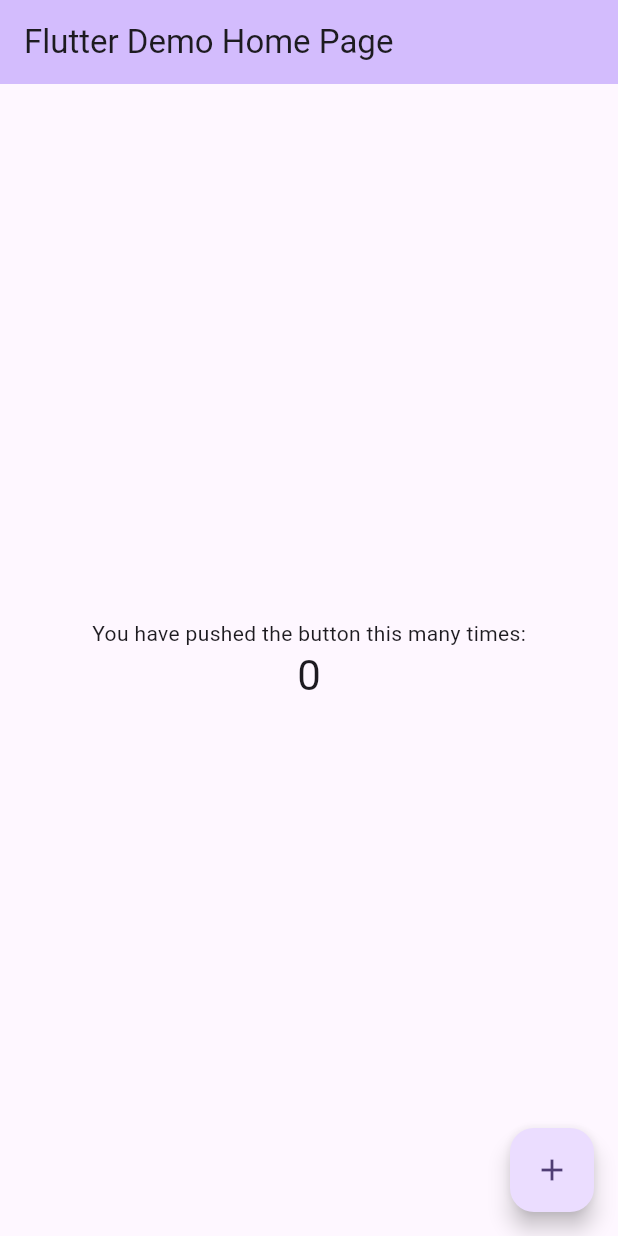
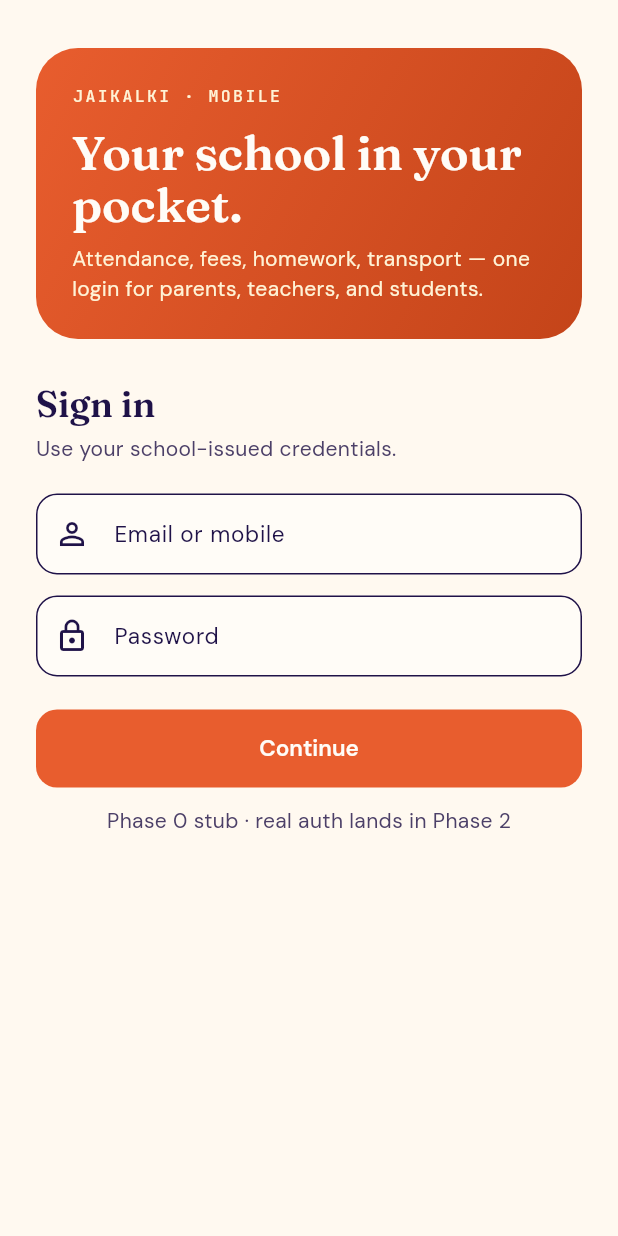
Before and after one commit to jaikalkitechnology/school_erp, a Flutter app: the screen it shows after launch, on a phone screen of 412 x 824 dp. Run offline on Flutter 3.47's test engine with Material 3 defaults, Android fonts, the phone set to English and light mode, and no system bars; our stand-ins replace dio, get_it, go_router, google_fonts.

Commit message:
Phase 0: Flutter app + repo-wide finish (Tasks 0.9, 0.11)
Flutter (school_erp_mobile/jaikalki):
- pubspec rewritten with Phase 0 deps: flutter_bloc, get_it, go_router, dio,
  hive, google_fonts, intl, fl_chart, pdf, geolocator, qr_flutter,
  mobile_scanner, image_picker, etc. (firebase + razorpay deferred)
- src/theme/brand.dart: ThemeData mirroring the design mockup (saffron primary,
  teal/marigold accents, indigo text on warm-white surface)
- src/api/api_client.dart: Dio singleton with health() helper
- src/core/service_locator.dart: get_it container
- src/routing/router.dart: go_router with /login, /dashboard
- src/features/auth/login_page.dart: Phase 0 login stub matching brand
- src/features/dashboard/dashboard_page.dart: KPI cards + live /v1/health probe
- src/models/user_role.dart: 13-role enum used downstream by Phase 2
- widget test boots the app and asserts the login screen renders

Repo-wide:
- Top-level .gitignore exception so school_erp_backend/uploads/.gitkeep is
  tracked (the directory itself stays present, tenant content stays ignored)
- PHASE_PROGRESS.md tracking the 23-phase plan with Phase 0 ticked off

https://claude.ai/code/session_01YDu3DjfxwXUbUkj9cj87Jq

```diff
--- a/school_erp_mobile/jaikalki/lib/main.dart
+++ b/school_erp_mobile/jaikalki/lib/main.dart
@@ -1,122 +1,10 @@
 import 'package:flutter/material.dart';
 
+import 'src/app.dart';
+import 'src/core/service_locator.dart';
+
 void main() {
-  runApp(const MyApp());
+  WidgetsFlutterBinding.ensureInitialized();
+  registerDependencies();
+  runApp(const JaikalkiApp());
 }
-
-class MyApp extends StatelessWidget {
-  const MyApp({super.key});
-
-  // This widget is the root of your application.
-  @override
-  Widget build(BuildContext context) {
-    return MaterialApp(
-      title: 'Flutter Demo',
-      theme: ThemeData(
-        // This is the theme of your application.
-        //
-        // TRY THIS: Try running your application with "flutter run". You'll see
-        // the application has a purple toolbar. Then, without quitting the app,
-        // try changing the seedColor in the colorScheme below to Colors.green
-        // and then invoke "hot reload" (save your changes or press the "hot
-        // reload" button in a Flutter-supported IDE, or press "r" if you used
-        // the command line to start the app).
-        //
-        // Notice that the counter didn't reset back to zero; the application
-        // state is not lost during the reload. To reset the state, use hot
-        // restart instead.
-        //
-        // This works for code too, not just values: Most code changes can be
-        // tested with just a hot reload.
-        colorScheme: .fromSeed(seedColor: Colors.deepPurple),
-      ),
-      home: const MyHomePage(title: 'Flutter Demo Home Page'),
-    );
-  }
-}
-
-class MyHomePage extends StatefulWidget {
-  const MyHomePage({super.key, required this.title});
-
-  // This widget is the home page of your application. It is stateful, meaning
-  // that it has a State object (defined below) that contains fields that affect
-  // how it looks.
-
-  // This class is the configuration for the state. It holds the values (in this
-  // case the title) provided by the parent (in this case the App widget) and
-  // used by the build method of the State. Fields in a Widget subclass are
-  // always marked "final".
-
-  final String title;
-
-  @override
-  State<MyHomePage> createState() => _MyHomePageState();
-}
-
-class _MyHomePageState extends State<MyHomePage> {
-  int _counter = 0;
-
-  void _incrementCounter() {
-    setState(() {
-      // This call to setState tells the Flutter framework that something has
-      // changed in this State, which causes it to rerun the build method below
-      // so that the display can reflect the updated values. If we changed
-      // _counter without calling setState(), then the build method would not be
-      // called again, and so nothing would appear to happen.
-      _counter++;
-    });
-  }
-
-  @override
-  Widget build(BuildContext context) {
-    // This method is rerun every time setState is called, for instance as done
-    // by the _incrementCounter method above.
-    //
-    // The Flutter framework has been optimized to make rerunning build methods
-    // fast, so that you can just rebuild anything that needs updating rather
-    // than having to individually change instances of widgets.
-    return Scaffold(
-      appBar: AppBar(
-        // TRY THIS: Try changing the color here to a specific color (to
-        // Colors.amber, perhaps?) and trigger a hot reload to see the AppBar
-        // change color while the other colors stay the same.
-        backgroundColor: Theme.of(context).colorScheme.inversePrimary,
-        // Here we take the value from the MyHomePage object that was created by
-        // the App.build method, and use it to set our appbar title.
-        title: Text(widget.title),
-      ),
-      body: Center(
-        // Center is a layout widget. It takes a single child and positions it
-        // in the middle of the parent.
-        child: Column(
-          // Column is also a layout widget. It takes a list of children and
-          // arranges them vertically. By default, it sizes itself to fit its
-          // children horizontally, and tries to be as tall as its parent.
-          //
-          // Column has various properties to control how it sizes itself and
-          // how it positions its children. Here we use mainAxisAlignment to
-          // center the children vertically; the main axis here is the vertical
-          // axis because Columns are vertical (the cross axis would be
-          // horizontal).
-          //
-          // TRY THIS: Invoke "debug painting" (choose the "Toggle Debug Paint"
-          // action in the IDE, or press "p" in the console), to see the
-          // wireframe for each widget.
-          mainAxisAlignment: .center,
-          children: [
-            const Text('You have pushed the button this many times:'),
-            Text(
-              '$_counter',
-              style: Theme.of(context).textTheme.headlineMedium,
-            ),
-          ],
-        ),
-      ),
-      floatingActionButton: FloatingActionButton(
-        onPressed: _incrementCounter,
-        tooltip: 'Increment',
-        child: const Icon(Icons.add),
-      ),
-    );
-  }
-}
--- /dev/null
+++ b/school_erp_mobile/jaikalki/lib/src/app.dart
@@ -0,0 +1,18 @@
+import 'package:flutter/material.dart';
+
+import 'routing/router.dart';
+import 'theme/brand.dart';
+
+class JaikalkiApp extends StatelessWidget {
+  const JaikalkiApp({super.key});
+
+  @override
+  Widget build(BuildContext context) {
+    return MaterialApp.router(
+      title: 'Jaikalki School',
+      debugShowCheckedModeBanner: false,
+      theme: JaikalkiBrand.lightTheme(),
+      routerConfig: appRouter,
+    );
+  }
+}
--- /dev/null
+++ b/school_erp_mobile/jaikalki/lib/src/features/auth/login_page.dart
@@ -0,0 +1,124 @@
+import 'package:flutter/material.dart';
+import 'package:go_router/go_router.dart';
+
+import '../../theme/brand.dart';
+
+/// Phase 0 stub. Phase 2 wires real auth + tenant resolution + role routing.
+class LoginPage extends StatefulWidget {
+  const LoginPage({super.key});
+
+  @override
+  State<LoginPage> createState() => _LoginPageState();
+}
+
+class _LoginPageState extends State<LoginPage> {
+  final _formKey = GlobalKey<FormState>();
+  final _identifier = TextEditingController();
+  final _password = TextEditingController();
+  bool _busy = false;
+
+  @override
+  void dispose() {
+    _identifier.dispose();
+    _password.dispose();
+    super.dispose();
+  }
+
+  Future<void> _submit() async {
+    if (!(_formKey.currentState?.validate() ?? false)) return;
+    setState(() => _busy = true);
+    await Future<void>.delayed(const Duration(milliseconds: 250));
+    if (!mounted) return;
+    context.go('/dashboard');
+  }
+
+  @override
+  Widget build(BuildContext context) {
+    final t = Theme.of(context).textTheme;
+    return Scaffold(
+      body: SafeArea(
+        child: SingleChildScrollView(
+          padding: const EdgeInsets.symmetric(horizontal: 24, vertical: 32),
+          child: Column(
+            crossAxisAlignment: CrossAxisAlignment.start,
+            children: [
+              Container(
+                padding: const EdgeInsets.all(24),
+                decoration: BoxDecoration(
+                  gradient: const LinearGradient(
+                    colors: [JaikalkiBrand.saffron, JaikalkiBrand.saffronDark],
+                    begin: Alignment.topLeft,
+                    end: Alignment.bottomRight,
+                  ),
+                  borderRadius: BorderRadius.circular(28),
+                ),
+                width: double.infinity,
+                child: Column(
+                  crossAxisAlignment: CrossAxisAlignment.start,
+                  children: [
+                    Text('JAIKALKI · MOBILE',
+                        style: t.labelSmall?.copyWith(color: JaikalkiBrand.marigoldPale)),
+                    const SizedBox(height: 12),
+                    Text(
+                      'Your school in your pocket.',
+                      style: t.displayMedium?.copyWith(color: JaikalkiBrand.warmWhite, height: 1.1),
+                    ),
+                    const SizedBox(height: 8),
+                    Text(
+                      'Attendance, fees, homework, transport — one login for parents, teachers, and students.',
+                      style: t.bodyMedium?.copyWith(color: JaikalkiBrand.marigoldPale),
+                    ),
+                  ],
+                ),
+              ),
+              const SizedBox(height: 28),
+              Text('Sign in', style: t.headlineMedium),
+              const SizedBox(height: 4),
+              Text('Use your school-issued credentials.', style: t.bodyMedium),
+              const SizedBox(height: 20),
+              Form(
+                key: _formKey,
+                child: Column(
+                  crossAxisAlignment: CrossAxisAlignment.stretch,
+                  children: [
+                    TextFormField(
+                      controller: _identifier,
+                      keyboardType: TextInputType.emailAddress,
+                      decoration: const InputDecoration(
+                        labelText: 'Email or mobile',
+                        prefixIcon: Icon(Icons.person_outline),
+                      ),
+                      validator: (v) => (v == null || v.trim().isEmpty) ? 'Required' : null,
+                    ),
+                    const SizedBox(height: 14),
+                    TextFormField(
+                      controller: _password,
+                      obscureText: true,
+                      decoration: const InputDecoration(
+                        labelText: 'Password',
+                        prefixIcon: Icon(Icons.lock_outline),
+                      ),
+                      validator: (v) => (v == null || v.length < 4) ? 'Required' : null,
+                    ),
+                    const SizedBox(height: 22),
+                    FilledButton(
+                      onPressed: _busy ? null : _submit,
+                      child: Text(_busy ? 'Signing in…' : 'Continue'),
+                    ),
+                    const SizedBox(height: 12),
+                    Center(
+                      child: Text(
+                        'Phase 0 stub · real auth lands in Phase 2',
+                        style: t.bodyMedium?.copyWith(color: JaikalkiBrand.textSecondary),
+                      ),
+                    ),
+                  ],
+                ),
+              ),
+            ],
+          ),
+        ),
+      ),
+    );
+  }
+}
--- /dev/null
+++ b/school_erp_mobile/jaikalki/lib/src/routing/router.dart
@@ -0,0 +1,12 @@
+import 'package:go_router/go_router.dart';
+
+import '../features/auth/login_page.dart';
+import '../features/dashboard/dashboard_page.dart';
+
+final GoRouter appRouter = GoRouter(
+  initialLocation: '/login',
+  routes: [
+    GoRoute(path: '/login', builder: (_, __) => const LoginPage()),
+    GoRoute(path: '/dashboard', builder: (_, __) => const DashboardPage()),
+  ],
+);
--- /dev/null
+++ b/school_erp_mobile/jaikalki/lib/src/theme/brand.dart
@@ -0,0 +1,101 @@
+import 'package:flutter/material.dart';
+import 'package:google_fonts/google_fonts.dart';
+
+/// Brand tokens lifted from school_erp_designed/jaikalki-school-erp-design.html.
+/// Keep this file the single source of truth for colours / typography on mobile.
+class JaikalkiBrand {
+  static const saffron = Color(0xFFE85D2E);
+  static const saffronDark = Color(0xFFC44419);
+  static const saffronDarker = Color(0xFF8C2F0E);
+  static const saffronLight = Color(0xFFFF7A4D);
+  static const saffronPale = Color(0xFFFEE5DA);
+
+  static const teal = Color(0xFF0F766E);
+  static const tealDark = Color(0xFF115E59);
+  static const tealPale = Color(0xFFD1F0EC);
+
+  static const marigold = Color(0xFFFFB800);
+  static const marigoldBright = Color(0xFFFFC72E);
+  static const marigoldPale = Color(0xFFFFF3D6);
+
+  static const indigo = Color(0xFF2E1A6B);
+  static const indigoDark = Color(0xFF1F1248);
+
+  static const ivory = Color(0xFFFFF9F0);
+  static const warmWhite = Color(0xFFFFFCF7);
+  static const textSecondary = Color(0xFF4C4068);
+
+  static ThemeData lightTheme() {
+    final colorScheme = ColorScheme(
+      brightness: Brightness.light,
+      primary: saffron,
+      onPrimary: warmWhite,
+      secondary: teal,
+      onSecondary: warmWhite,
+      tertiary: marigold,
+      onTertiary: indigoDark,
+      error: const Color(0xFFDC2626),
+      onError: warmWhite,
+      surface: warmWhite,
+      onSurface: indigoDark,
+      surfaceContainerHighest: ivory,
+      outline: const Color(0xFFE5DFD0),
+    );
+
+    final textTheme = TextTheme(
+      displayLarge: GoogleFonts.fraunces(fontSize: 40, fontWeight: FontWeight.w600, color: indigoDark, height: 1.1),
+      displayMedium: GoogleFonts.fraunces(fontSize: 32, fontWeight: FontWeight.w600, color: indigoDark),
+      headlineMedium: GoogleFonts.fraunces(fontSize: 24, fontWeight: FontWeight.w600, color: indigoDark),
+      titleLarge: GoogleFonts.fraunces(fontSize: 20, fontWeight: FontWeight.w600, color: indigoDark),
+      titleMedium: GoogleFonts.dmSans(fontSize: 16, fontWeight: FontWeight.w600, color: indigoDark),
+      bodyLarge: GoogleFonts.dmSans(fontSize: 15, color: indigoDark),
+      bodyMedium: GoogleFonts.dmSans(fontSize: 14, color: textSecondary),
+      labelLarge: GoogleFonts.dmSans(fontSize: 13, fontWeight: FontWeight.w600, letterSpacing: 0.5),
+      labelSmall: GoogleFonts.jetBrainsMono(fontSize: 11, letterSpacing: 1.6, color: saffronDark),
+    );
+
+    return ThemeData(
+      useMaterial3: true,
+      colorScheme: colorScheme,
+      scaffoldBackgroundColor: ivory,
+      textTheme: textTheme,
+      appBarTheme: AppBarTheme(
+        backgroundColor: warmWhite,
+        foregroundColor: indigoDark,
+        elevation: 0,
+        centerTitle: false,
+        titleTextStyle: GoogleFonts.fraunces(fontSize: 20, fontWeight: FontWeight.w600, color: indigoDark),
+      ),
+      filledButtonTheme: FilledButtonThemeData(
+        style: FilledButton.styleFrom(
+          backgroundColor: saffron,
+          foregroundColor: warmWhite,
+          minimumSize: const Size.fromHeight(52),
+          shape: RoundedRectangleBorder(borderRadius: BorderRadius.circular(14)),
+          textStyle: GoogleFonts.dmSans(fontSize: 15, fontWeight: FontWeight.w600),
+        ),
+      ),
+      inputDecorationTheme: InputDecorationTheme(
+        filled: true,
+        fillColor: warmWhite,
+        border: OutlineInputBorder(
+          borderRadius: BorderRadius.circular(14),
+          borderSide: const BorderSide(color: Color(0xFFE5DFD0)),
+        ),
+        focusedBorder: OutlineInputBorder(
+          borderRadius: BorderRadius.circular(14),
+          borderSide: const BorderSide(color: saffron, width: 2),
+        ),
+      ),
+      cardTheme: CardThemeData(
+        color: warmWhite,
+        surfaceTintColor: Colors.transparent,
+        elevation: 0,
+        shape: RoundedRectangleBorder(
+          borderRadius: BorderRadius.circular(20),
+          side: const BorderSide(color: saffronPale),
+        ),
+      ),
+    );
+  }
+}
```
Also changed, not shown: school_erp_mobile/jaikalki/lib/src/api/api_client.dart (added, +22 -0 lines), school_erp_mobile/jaikalki/lib/src/core/service_locator.dart (added, +11 -0 lines), school_erp_mobile/jaikalki/lib/src/features/dashboard/dashboard_page.dart (added, +149 -0 lines), school_erp_mobile/jaikalki/lib/src/models/user_role.dart (added, +50 -0 lines), school_erp_mobile/jaikalki/pubspec.yaml (+40 -71 lines), 5 other files.
